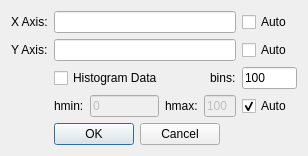
FXIhub/hummingbird, file src/interface/ui/line_plot_settings.ui: the form before one commit.
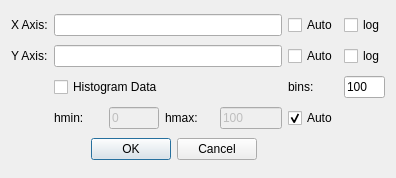
The form after the commit.

Commit message: Added option for logarithmic axes in line plot

```diff
--- a/src/interface/ui/line_plot_settings.ui
+++ b/src/interface/ui/line_plot_settings.ui
@@ -6,93 +6,30 @@
    <rect>
     <x>0</x>
     <y>0</y>
-    <width>308</width>
-    <height>156</height>
+    <width>396</width>
+    <height>178</height>
    </rect>
   </property>
   <property name="windowTitle">
    <string>Dialog</string>
   </property>
   <layout class="QGridLayout" name="gridLayout">
-   <item row="0" column="0">
-    <widget class="QLabel" name="label_2">
-     <property name="text">
-      <string>X Axis:</string>
-     </property>
-    </widget>
-   </item>
-   <item row="0" column="1" colspan="6">
-    <widget class="QLineEdit" name="x_label"/>
-   </item>
-   <item row="0" column="7">
-    <widget class="QCheckBox" name="x_auto">
-     <property name="text">
-      <string>Auto</string>
-     </property>
-    </widget>
-   </item>
-   <item row="1" column="0">
-    <widget class="QLabel" name="label_3">
-     <property name="text">
-      <string>Y Axis:</string>
-     </property>
-    </widget>
-   </item>
-   <item row="1" column="1" colspan="6">
-    <widget class="QLineEdit" name="y_label"/>
-   </item>
-   <item row="1" column="7">
-    <widget class="QCheckBox" name="y_auto">
-     <property name="text">
-      <string>Auto</string>
-     </property>
-    </widget>
-   </item>
-   <item row="2" column="1" colspan="4">
-    <widget class="QCheckBox" name="histogram">
-     <property name="text">
-      <string>Histogram Data</string>
-     </property>
-    </widget>
-   </item>
-   <item row="2" column="5" colspan="2">
-    <widget class="QLabel" name="label_1">
-     <property name="text">
-      <string>bins:</string>
-     </property>
-    </widget>
-   </item>
-   <item row="2" column="7">
-    <widget class="QLineEdit" name="histBins">
-     <property name="text">
-      <string>100</string>
-     </property>
-    </widget>
-   </item>
-   <item row="3" column="1">
-    <widget class="QLabel" name="label">
-     <property name="text">
-      <string>hmin:</string>
-     </property>
-    </widget>
-   </item>
    <item row="3" column="2">
     <widget class="QLineEdit" name="histMin">
      <property name="enabled">
       <bool>false</bool>
      </property>
+     <property name="sizePolicy">
+      <sizepolicy hsizetype="Expanding" vsizetype="Fixed">
+       <horstretch>1</horstretch>
+       <verstretch>0</verstretch>
+      </sizepolicy>
+     </property>
      <property name="text">
       <string>0</string>
      </property>
     </widget>
    </item>
-   <item row="3" column="3">
-    <widget class="QLabel" name="label_4">
-     <property name="text">
-      <string>hmax:</string>
-     </property>
-    </widget>
-   </item>
    <item row="4" column="1" colspan="5">
     <widget class="QDialogButtonBox" name="buttonBox">
      <property name="orientation">
@@ -103,13 +40,63 @@
      </property>
     </widget>
    </item>
-   <item row="3" column="7">
-    <widget class="QCheckBox" name="histAutorange">
+   <item row="0" column="1" colspan="6">
+    <widget class="QLineEdit" name="x_label"/>
+   </item>
+   <item row="3" column="3">
+    <widget class="QLabel" name="label_4">
+     <property name="sizePolicy">
+      <sizepolicy hsizetype="Preferred" vsizetype="Preferred">
+       <horstretch>1</horstretch>
+       <verstretch>0</verstretch>
+      </sizepolicy>
+     </property>
      <property name="text">
+      <string>hmax:</string>
+     </property>
+    </widget>
+   </item>
+   <item row="3" column="1">
+    <widget class="QLabel" name="label">
+     <property name="sizePolicy">
+      <sizepolicy hsizetype="Preferred" vsizetype="Preferred">
+       <horstretch>1</horstretch>
+       <verstretch>0</verstretch>
+      </sizepolicy>
+     </property>
+     <property name="text">
+      <string>hmin:</string>
+     </property>
+    </widget>
+   </item>
+   <item row="1" column="1" colspan="6">
+    <widget class="QLineEdit" name="y_label"/>
+   </item>
+   <item row="1" column="0">
+    <widget class="QLabel" name="label_3">
+     <property name="text">
+      <string>Y Axis:</string>
+     </property>
+    </widget>
+   </item>
+   <item row="0" column="0">
+    <widget class="QLabel" name="label_2">
+     <property name="text">
+      <string>X Axis:</string>
+     </property>
+    </widget>
+   </item>
+   <item row="0" column="8">
+    <widget class="QCheckBox" name="x_auto">
+     <property name="text">
       <string>Auto</string>
      </property>
-     <property name="checked">
-      <bool>true</bool>
+    </widget>
+   </item>
+   <item row="1" column="8">
+    <widget class="QCheckBox" name="y_auto">
+     <property name="text">
+      <string>Auto</string>
      </property>
     </widget>
    </item>
@@ -118,6 +105,12 @@
      <property name="enabled">
       <bool>false</bool>
      </property>
+     <property name="sizePolicy">
+      <sizepolicy hsizetype="Preferred" vsizetype="Fixed">
+       <horstretch>1</horstretch>
+       <verstretch>0</verstretch>
+      </sizepolicy>
+     </property>
      <property name="text">
       <string>100</string>
      </property>
@@ -126,6 +119,57 @@
      </property>
     </widget>
    </item>
+   <item row="0" column="9">
+    <widget class="QCheckBox" name="logx">
+     <property name="text">
+      <string>log</string>
+     </property>
+    </widget>
+   </item>
+   <item row="1" column="9">
+    <widget class="QCheckBox" name="logy">
+     <property name="text">
+      <string>log</string>
+     </property>
+    </widget>
+   </item>
+   <item row="2" column="9">
+    <widget class="QLineEdit" name="histBins">
+     <property name="text">
+      <string>100</string>
+     </property>
+    </widget>
+   </item>
+   <item row="2" column="8">
+    <widget class="QLabel" name="label_1">
+     <property name="text">
+      <string>bins:</string>
+     </property>
+    </widget>
+   </item>
+   <item row="3" column="8" colspan="2">
+    <widget class="QCheckBox" name="histAutorange">
+     <property name="sizePolicy">
+      <sizepolicy hsizetype="Preferred" vsizetype="Fixed">
+       <horstretch>1</horstretch>
+       <verstretch>0</verstretch>
+      </sizepolicy>
+     </property>
+     <property name="text">
+      <string>Auto</string>
+     </property>
+     <property name="checked">
+      <bool>true</bool>
+     </property>
+    </widget>
+   </item>
+   <item row="2" column="1" colspan="5">
+    <widget class="QCheckBox" name="histogram">
+     <property name="text">
+      <string>Histogram Data</string>
+     </property>
+    </widget>
+   </item>
   </layout>
  </widget>
  <resources/>
```
The commit also changes 1 other file.
